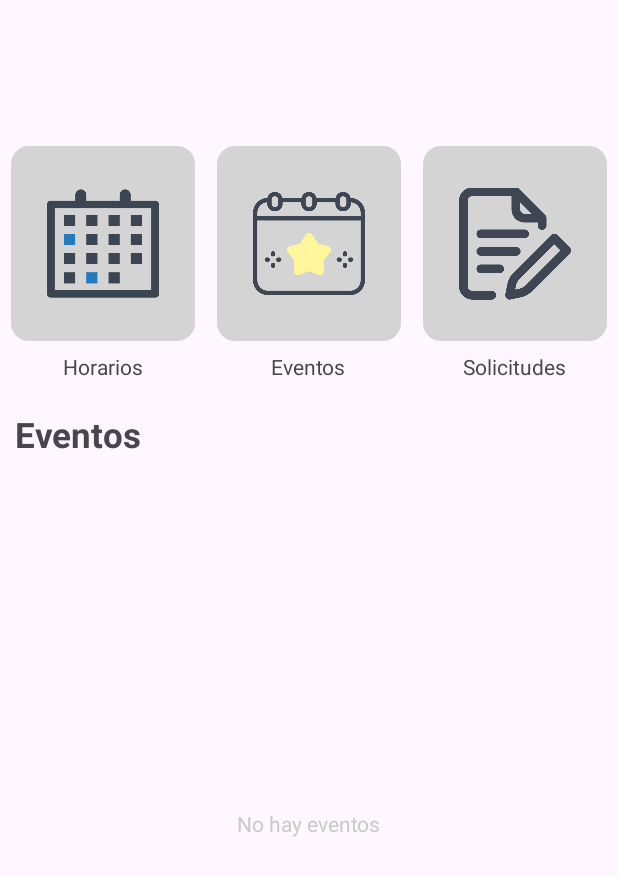
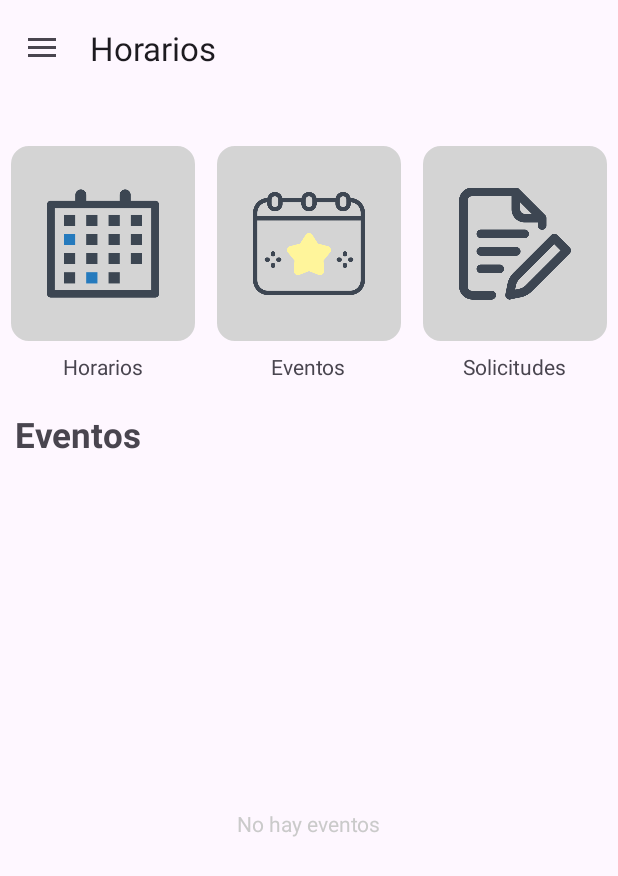
Before and after one commit to Benja789/HorariosPDM, an Android app: the screen it shows after launch (MainActivity), on a phone screen of 412 x 824 dp. Shown: the top 876 px of the screen. Run offline under Robolectric (Android 15) with nearby library versions, the light colour scheme and no system bars.

Commit message:
Correcion del menu y bloqueo de orientacion de pantalla

```diff
--- a/app/src/main/java/ues/grupo6/horariospdm/MainActivity.java
+++ b/app/src/main/java/ues/grupo6/horariospdm/MainActivity.java
@@ -21,13 +21,13 @@ public class MainActivity extends AppCompatActivity {
     }
 
     private void initToolBar () {
-//        Toolbar toolbar = (Toolbar) findViewById(R.id.tool_bar_element);
-//        setSupportActionBar(toolbar);
-//
-//        DrawerLayout drawerLayout = (DrawerLayout) findViewById(R.id.main);
-//        ActionBarDrawerToggle actionBarDrawerToggle = new ActionBarDrawerToggle(this, drawerLayout, toolbar, R.string.open_menu, R.string.closed_menu);
-//        drawerLayout.addDrawerListener(actionBarDrawerToggle);
-//        actionBarDrawerToggle.syncState();
+        Toolbar toolbar = (Toolbar) findViewById(R.id.tool_bar_element);
+        setSupportActionBar(toolbar);
+
+        DrawerLayout drawerLayout = (DrawerLayout) findViewById(R.id.layout_activity);
+        ActionBarDrawerToggle actionBarDrawerToggle = new ActionBarDrawerToggle(this, drawerLayout, toolbar, R.string.open_menu, R.string.closed_menu);
+        drawerLayout.addDrawerListener(actionBarDrawerToggle);
+        actionBarDrawerToggle.syncState();
     }
 
     public void navigateTo (View view) {
--- a/app/src/main/res/layout/activity_main.xml
+++ b/app/src/main/res/layout/activity_main.xml
@@ -1,10 +1,17 @@
 <?xml version="1.0" encoding="utf-8"?>
-<androidx.constraintlayout.widget.ConstraintLayout xmlns:android="http://schemas.android.com/apk/res/android"
+<androidx.drawerlayout.widget.DrawerLayout xmlns:android="http://schemas.android.com/apk/res/android"
     xmlns:app="http://schemas.android.com/apk/res-auto"
+    xmlns:map="http://schemas.android.com/apk/res-auto"
     xmlns:tools="http://schemas.android.com/tools"
+    android:id="@+id/layout_activity"
     android:layout_width="match_parent"
     android:layout_height="match_parent"
+    tools:context=".MainActivity"
     tools:openDrawer="start">
+
+    <androidx.constraintlayout.widget.ConstraintLayout
+        android:layout_width="match_parent"
+        android:layout_height="match_parent">
 
         <LinearLayout
             android:id="@+id/scroll_elements_home"
@@ -30,34 +37,38 @@
                     android:layout_margin="7dp"
                     android:background="@drawable/box_card_home"
                     android:backgroundTint="@color/box_home"
+                    android:contentDescription="@string/card_item_one"
                     android:onClick="navigateTo"
-                android:contentDescription="@string/card_item_one"
                     android:padding="24dp"
                     android:scaleType="fitCenter"
                     android:src="@drawable/schedule_calendar" />
+
                 <TextView
                     android:layout_width="wrap_content"
                     android:layout_height="wrap_content"
                     android:layout_gravity="center"
                     android:text="@string/card_item_one" />
             </LinearLayout>
+
             <LinearLayout
                 android:layout_width="0dp"
                 android:layout_height="wrap_content"
                 android:layout_weight="3"
                 android:orientation="vertical">
+
                 <ImageButton
                     android:id="@+id/btn_events"
                     android:layout_width="wrap_content"
                     android:layout_height="130dp"
-                android:onClick="navigateTo"
                     android:layout_margin="7dp"
                     android:background="@drawable/box_card_home"
                     android:backgroundTint="@color/box_home"
                     android:contentDescription="@string/card_item_two"
+                    android:onClick="navigateTo"
                     android:padding="24dp"
                     android:scaleType="fitCenter"
-                android:src="@drawable/events"  />
+                    android:src="@drawable/events" />
+
                 <TextView
                     android:layout_width="wrap_content"
                     android:layout_height="wrap_content"
@@ -70,18 +81,20 @@
                 android:layout_height="wrap_content"
                 android:layout_weight="3"
                 android:orientation="vertical">
+
                 <ImageButton
                     android:id="@+id/btn_request"
                     android:layout_width="wrap_content"
                     android:layout_height="130dp"
-                android:onClick="navigateTo"
                     android:layout_margin="7dp"
                     android:background="@drawable/box_card_home"
                     android:backgroundTint="@color/box_home"
                     android:contentDescription="@string/card_item_three"
+                    android:onClick="navigateTo"
                     android:padding="24dp"
                     android:scaleType="fitCenter"
-                android:src="@drawable/request"  />
+                    android:src="@drawable/request" />
+
                 <TextView
                     android:layout_width="wrap_content"
                     android:layout_height="wrap_content"
@@ -111,23 +124,18 @@
             app:layout_constraintEnd_toEndOf="parent"
             app:layout_constraintStart_toStartOf="parent"
             app:layout_constraintTop_toTopOf="@id/text_title_events" />
-<!--    <androidx.drawerlayout.widget.DrawerLayout-->
-<!--        android:id="@+id/main"-->
-<!--        android:layout_width="match_parent"-->
-<!--        android:layout_height="match_parent"-->
-<!--        tools:openDrawer="start">-->
+    </androidx.constraintlayout.widget.ConstraintLayout>
 
-<!--        <include-->
-<!--            layout="@layout/app_bar_main"-->
-<!--            android:layout_width="match_parent"-->
-<!--            android:layout_height="wrap_content" />-->
+    <include
+        layout="@layout/app_bar_main"
+        android:layout_width="match_parent"
+        android:layout_height="match_parent" />
 
-<!--        <com.google.android.material.navigation.NavigationView-->
-<!--            android:id="@+id/navigation_bar"-->
-<!--            android:layout_width="wrap_content"-->
-<!--            android:layout_height="wrap_content"-->
-<!--            android:layout_gravity="start"-->
-<!--            app:layout_behavior="@string/appbar_scrolling_view_behavior"-->
-<!--            app:menu="@menu/activity_main_drawer" />-->
-<!--    </androidx.drawerlayout.widget.DrawerLayout>-->
-</androidx.constraintlayout.widget.ConstraintLayout>
+    <com.google.android.material.navigation.NavigationView
+        android:id="@+id/navigation_bar"
+        android:layout_width="wrap_content"
+        android:layout_height="match_parent"
+        android:layout_gravity="start"
+        app:layout_behavior="@string/appbar_scrolling_view_behavior"
+        app:menu="@menu/activity_main_drawer" />
+</androidx.drawerlayout.widget.DrawerLayout>
```
Also changed, not shown: app/src/main/AndroidManifest.xml (+39 -16 lines). Lines whose indentation alone changed are shown as unchanged.
